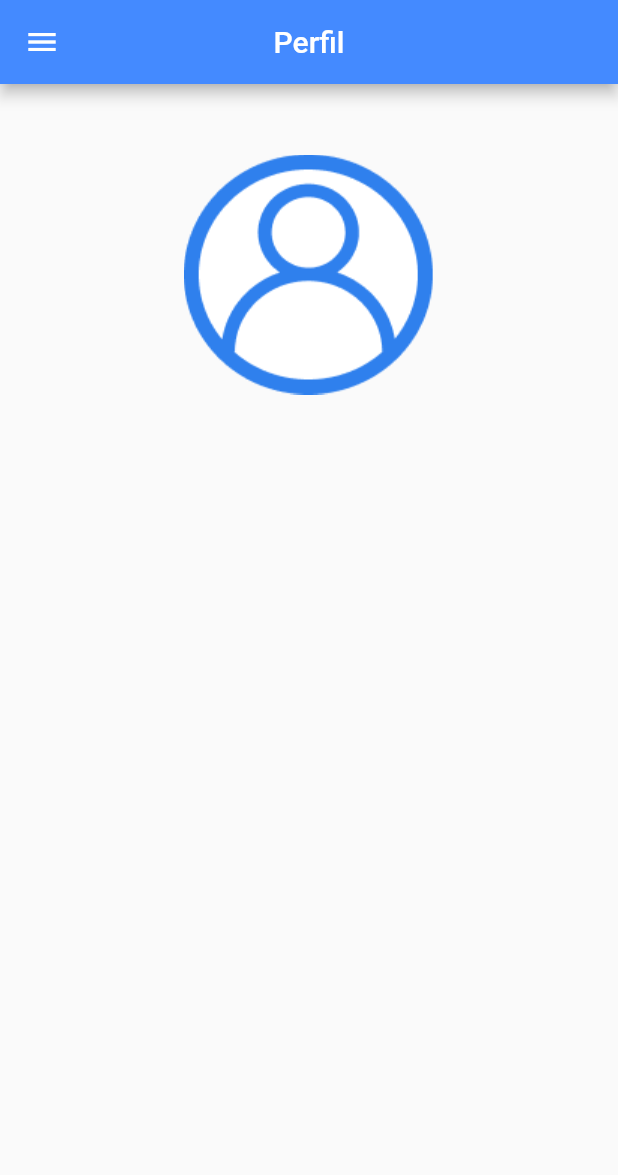
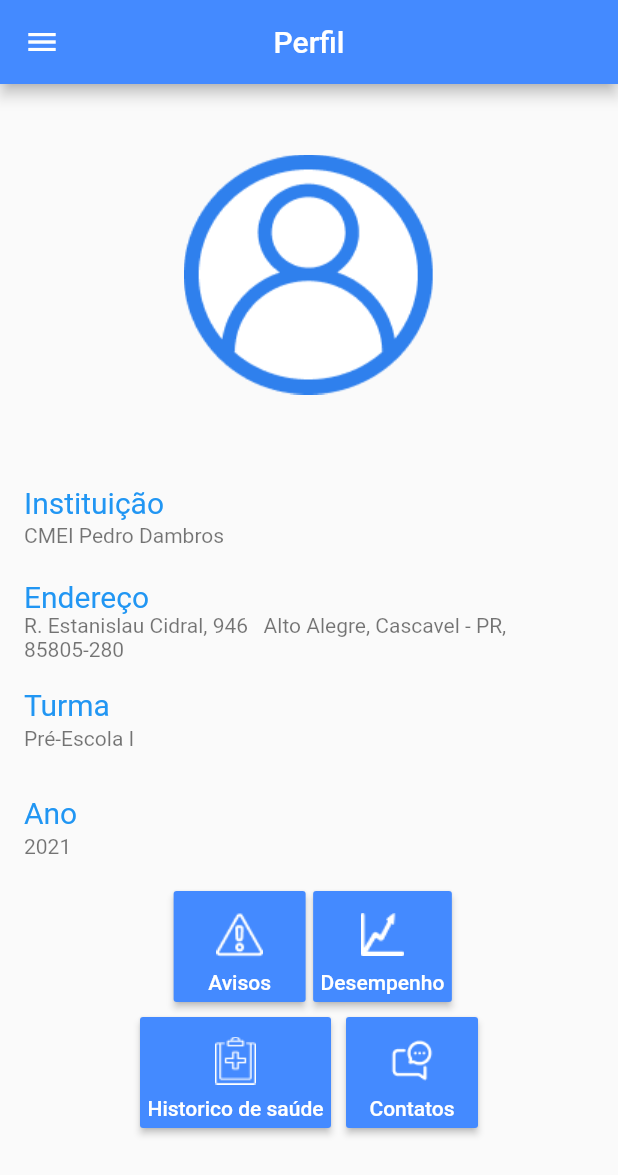
Before and after one commit to biabarrios/cmei, a Flutter app: the PerfilFUN screen opened directly, on a phone screen of 412 x 824 dp. Shown: the top 1175 px of the screen. Run offline on Flutter 3.47's test engine with Material 2 defaults, Android fonts, the phone set to English and light mode, and no system bars; our stand-ins replace google_fonts, sqflite; missing offline and left inert: calendar_calendar, cnpj_cpf_formatter, validadores; accounts and stored records are empty.

Commit message:
alterado o perfil do funcionario

```diff
--- a/lib/PerfilFUN.dart
+++ b/lib/PerfilFUN.dart
@@ -1,7 +1,9 @@
 import 'package:cmei/entrarFUN.dart';
 import 'package:flutter/cupertino.dart';
 import 'package:flutter/material.dart';
+import 'AvisosFunc.dart';
 import 'InicioFUN.dart';
+
 import 'package:google_fonts/google_fonts.dart';
 
 class PerfilFUN extends StatefulWidget {
@@ -10,6 +12,13 @@ class PerfilFUN extends StatefulWidget {
 }
 
 class _PerfilFUNState extends State<PerfilFUN> {
+
+  void _irParaAvisosFun() {
+    //Navegação de tela
+    Navigator.push(
+        context, MaterialPageRoute(builder: (context) => AvisosFunc()));
+  }
+
   @override
   Widget build(BuildContext context) {
     return Scaffold(
@@ -32,6 +41,123 @@ class _PerfilFUNState extends State<PerfilFUN> {
                         height: 250,
                         width: 250,
                       ),
+                    ),
+                    ListTile(
+                      //alunos
+                        title: Text(
+                          'Instituição',
+                          style: TextStyle(color: Colors.blue, fontSize: 20),
+                        ),
+                        subtitle: Text('CMEI Pedro Dambros'),
+                        onTap: () {}),
+                    ListTile(
+                      //alunos
+                        title: Text(
+                          'Endereço',
+                          style: TextStyle(color: Colors.blue, fontSize: 20),
+                        ),
+                        subtitle: Text(
+                            'R. Estanislau Cidral, 946   Alto Alegre, Cascavel - PR, 85805-280'),
+                        onTap: () {}),
+                    ListTile(
+                      //alunos
+                        title: Text(
+                          'Turma',
+                          style: TextStyle(color: Colors.blue, fontSize: 20),
+                        ),
+                        subtitle: Text('Pré-Escola I'),
+                        onTap: () {}),
+                    ListTile(
+                      //ano
+                        title: Text(
+                          'Ano',
+                          style: TextStyle(color: Colors.blue, fontSize: 20),
+                        ),
+                        subtitle: Text('2021'),
+                        onTap: () {}),
+                    Row(
+                        mainAxisAlignment: MainAxisAlignment.center,
+                        children: <Widget>[
+                          Padding(
+                            padding: const EdgeInsets.all(5),
+                            child: RaisedButton(
+                              color: Colors.blueAccent,
+                              padding: EdgeInsets.all(5),
+                              child: Column(
+                                // Replace with a Row for horizontal icon + text
+                                children: <Widget>[
+                                  IconButton(icon: new Image.asset("imagens/avisos.png")),
+                                  Text(
+                                    "Avisos",
+                                    style: TextStyle(color: Colors.white),
+                                  ),
+                                ],
+                              ),
+                              onPressed: () {
+                                _irParaAvisosFun();
+                              },
+                            ),
+                          ),
+                          Padding(
+                            padding: const EdgeInsets.all(0),
+                            child: RaisedButton(
+                              color: Colors.blueAccent,
+                              padding: EdgeInsets.all(5),
+                              child: Column(
+                                // Replace with a Row for horizontal icon + text
+                                children: <Widget>[
+                                  IconButton(icon: new Image.asset("imagens/desempenho.png")),
+                                  Text(
+                                    "Desempenho",
+                                    style: TextStyle(color: Colors.white),
+                                  ),
+                                ],
+                              ),
+                              onPressed: () {},
+                            ),
+                          ),
+                        ]),
+                    Row(
+                      mainAxisAlignment: MainAxisAlignment.center,
+                      children: <Widget>[
+                        Padding(
+                          padding: const EdgeInsets.all(5),
+                          child: RaisedButton(
+                            color: Colors.blueAccent,
+                            padding: EdgeInsets.all(5),
+                            child: Column(
+                              // Replace with a Row for horizontal icon + text
+                              children: <Widget>[
+                                IconButton(icon: new Image.asset("imagens/historico.png")),
+                                Text(
+                                  "Historico de saúde",
+                                  style: TextStyle(color: Colors.white),
+                                ),
+                              ],
+                            ),
+                            onPressed: () {},
+                          ),
+                        ),
+                        Padding(
+                          padding: const EdgeInsets.all(5),
+                          child: RaisedButton(
+                            color: Colors.blueAccent,
+                            padding: EdgeInsets.all(5),
+                            child: Column(
+                              // Replace with a Row for horizontal icon + text
+                              children: <Widget>[
+                                IconButton(icon: new Image.asset("imagens/contato.png")),
+                                Text(
+                                  "Contatos",
+                                  style: TextStyle(color: Colors.white),
+                                ),
+                              ],
+                            ),
+                            onPressed: () {},
+                          ),
+                        ),
+                      ],
+
                     ),
                   ],
                 ),
--- a/pubspec.yaml
+++ b/pubspec.yaml
@@ -59,6 +59,10 @@ flutter:
     - imagens/voltarbranco.png
     - imagens/Group 1.png
     - imagens/perfil.png
+    - imagens/avisos.png
+    - imagens/contato.png
+    - imagens/historico.png
+    - imagens/desempenho.png
 
   # An image asset can refer to one or more resolution-specific "variants", see
   # https://flutter.dev/assets-and-images/#resolution-aware.
```
Also changed, not shown: imagens/avisos.png (added), imagens/contato.png (added), imagens/desempenho.png (added), imagens/historico.png (added). Lines whose indentation alone changed are shown as unchanged.
